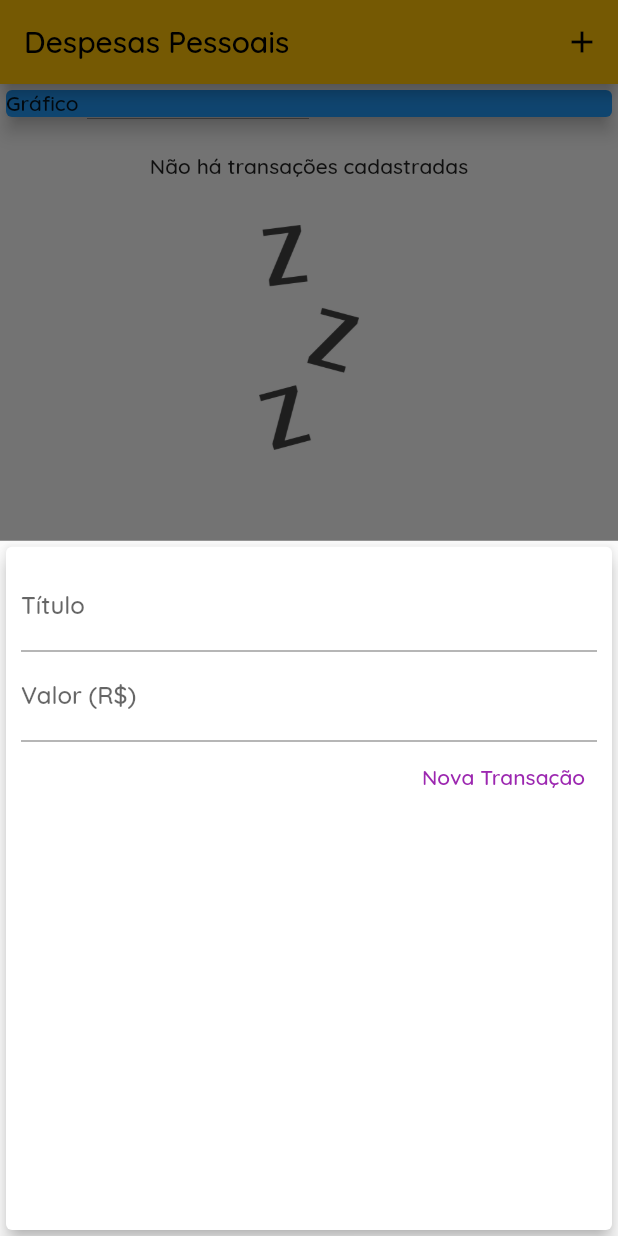
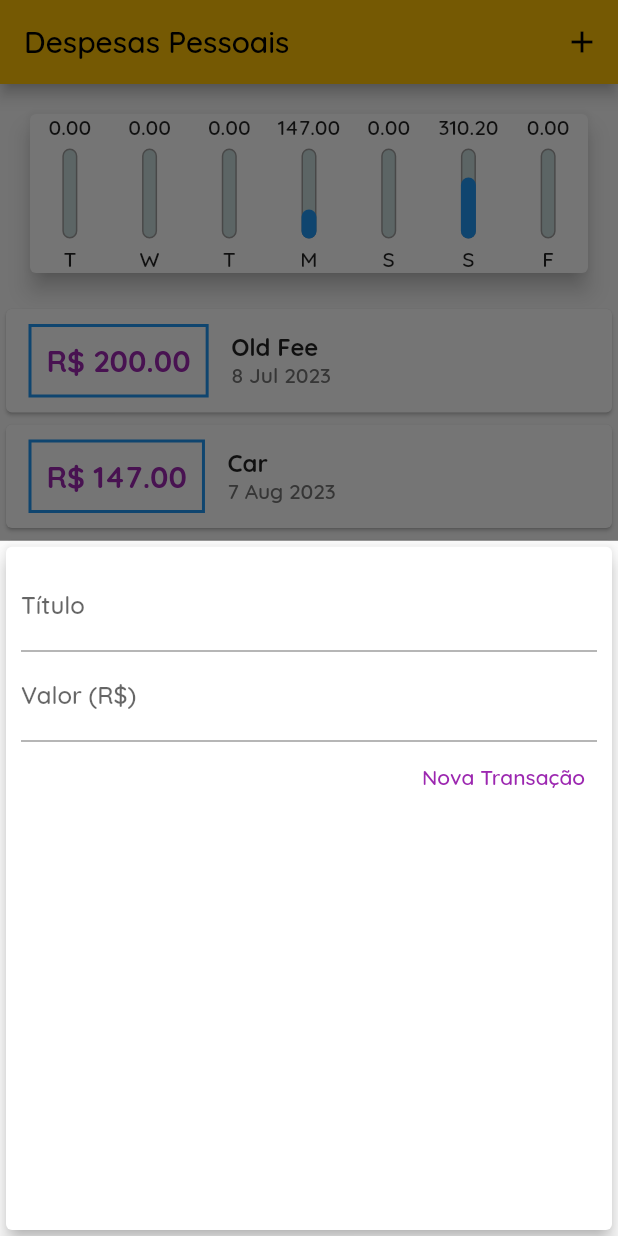
Before and after one commit to GabrielMerigo/expenses_app, a Flutter app: the screen it shows after launch, after a tap on the "add" icon, on a phone screen of 412 x 824 dp. Run offline on Flutter 3.47's test engine with Material 2 defaults, Android fonts, the phone set to English and light mode, and no system bars.

Commit message:
more accs

```diff
--- a/lib/components/Counter/counter.dart
+++ /dev/null
@@ -1,7 +0,0 @@
-class Counter {
-  int value = 0;
-
-  void increment() => value++;
-
-  void decrement() => value--;
-}
--- /dev/null
+++ b/lib/components/chart.dart
@@ -0,0 +1,62 @@
+import 'package:expenses/components/chart_bar.dart';
+import 'package:expenses/models/transaction.dart';
+import 'package:flutter/material.dart';
+import 'package:intl/intl.dart';
+
+class Chart extends StatelessWidget {
+  final List<Transaction> recentTransaction;
+
+  Chart(this.recentTransaction, {super.key});
+
+  List<Map<String, Object>> get groupedTransactions {
+    return List.generate(7, (index) {
+      final weekDay = DateTime.now().subtract(Duration(days: index));
+
+      double totalSum = 0.0;
+
+      for (var i = 0; i < recentTransaction.length; i++) {
+        bool sameDay = recentTransaction[i].date.day == weekDay.day;
+        bool sameMonth = recentTransaction[i].date.month == weekDay.month;
+        bool sameYear = recentTransaction[i].date.year == weekDay.year;
+
+        if (sameDay && sameMonth && sameYear) {
+          totalSum += recentTransaction[i].value;
+        }
+      }
+
+      return {
+        'day': DateFormat.E().format(weekDay)[0],
+        'value': totalSum,
+      };
+    });
+  }
+
+  double get _weekTotalValue {
+    return groupedTransactions.fold(0.0, (sum, tr) {
+      return sum + double.parse(tr['value'].toString());
+    });
+  }
+
+  @override
+  Widget build(BuildContext context) {
+    groupedTransactions;
+    return Card(
+      elevation: 6,
+      margin: EdgeInsets.all(20),
+      child: Row(
+        mainAxisAlignment: MainAxisAlignment.spaceAround,
+        children: groupedTransactions.map((transaction) {
+          return Flexible(
+            fit: FlexFit.tight,
+            child: ChartBar(
+              label: transaction['day'].toString(),
+              value: double.parse(transaction['value'].toString()),
+              percentage: double.parse(transaction['value'].toString()) /
+                  _weekTotalValue,
+            ),
+          );
+        }).toList(),
+      ),
+    );
+  }
+}
--- /dev/null
+++ b/lib/components/chart_bar.dart
@@ -0,0 +1,56 @@
+import 'package:flutter/material.dart';
+
+class ChartBar extends StatelessWidget {
+  final String label;
+  final double value;
+  final double percentage;
+
+  const ChartBar({
+    required this.label,
+    required this.value,
+    required this.percentage,
+    super.key,
+  });
+
+  @override
+  Widget build(BuildContext context) {
+    return Column(
+      children: <Widget>[
+        FittedBox(
+          child: Text(value.toStringAsFixed(2)),
+        ),
+        SizedBox(height: 5),
+        SizedBox(
+          height: 60,
+          width: 10,
+          child: Stack(
+            alignment: Alignment.bottomCenter,
+            children: <Widget>[
+              Container(
+                decoration: BoxDecoration(
+                  border: Border.all(
+                    color: Colors.grey,
+                    width: 1.0,
+                  ),
+                  color: Color.fromRGBO(200, 220, 220, 1),
+                  borderRadius: BorderRadius.circular(5),
+                ),
+              ),
+              FractionallySizedBox(
+                heightFactor: percentage,
+                child: Container(
+                  decoration: BoxDecoration(
+                    color: Theme.of(context).primaryColor,
+                    borderRadius: BorderRadius.circular(5),
+                  ),
+                ),
+              )
+            ],
+          ),
+        ),
+        SizedBox(height: 5),
+        Text(label)
+      ],
+    );
+  }
+}
--- a/lib/components/transaction_list.dart
+++ b/lib/components/transaction_list.dart
@@ -9,8 +9,7 @@ class TransactionList extends StatelessWidget {
 
   @override
   Widget build(BuildContext context) {
-    return Container(
-      height: 250, // PEGAR TELA TODA!!
+    return Expanded(
       child: transactions.isEmpty
           ? Column(
               children: [
@@ -31,7 +30,8 @@ class TransactionList extends StatelessWidget {
               itemBuilder: (ctx, index) {
                 final tr = transactions[index];
 
-                return Row(
+                return Card(
+                  child: Row(
                     children: <Widget>[
                       Container(
                         margin:
@@ -66,6 +66,7 @@ class TransactionList extends StatelessWidget {
                         ],
                       )
                     ],
+                  ),
                 );
               },
             ),
--- a/lib/main.dart
+++ b/lib/main.dart
@@ -1,5 +1,6 @@
 import 'dart:math';
 
+import 'package:expenses/components/chart.dart';
 import 'package:expenses/components/transaction_form.dart';
 import 'package:expenses/components/transaction_list.dart';
 import 'package:expenses/models/transaction.dart';
@@ -31,7 +32,34 @@ class MyHomePage extends StatefulWidget {
 }
 
 class _MyHomePageState extends State<MyHomePage> {
-  final List<Transaction> _transactions = [];
+  final List<Transaction> _transactions = [
+    Transaction(
+      id: 't1',
+      title: 'Old Fee',
+      date: DateTime.now().subtract(Duration(days: 33)),
+      value: 200.00,
+    ),
+    Transaction(
+      id: 't1',
+      title: 'Car',
+      date: DateTime.now().subtract(Duration(days: 3)),
+      value: 147,
+    ),
+    Transaction(
+      id: 't2',
+      title: 'Fees',
+      date: DateTime.now().subtract(Duration(days: 5)),
+      value: 310.20,
+    )
+  ];
+
+  List<Transaction> get _recentTransactions {
+    return _transactions.where((transaction) {
+      return transaction.date.isAfter(
+        DateTime.now().subtract(Duration(days: 7)),
+      );
+    }).toList();
+  }
 
   _addTransaction(String title, double value) {
     final newTransaction = Transaction(
@@ -73,14 +101,7 @@ class _MyHomePageState extends State<MyHomePage> {
       body: Container(
         child: Column(
           children: <Widget>[
-            Container(
-              width: double.infinity,
-              child: Card(
-                color: Colors.blue,
-                elevation: 5,
-                child: Text('Gráfico'),
-              ),
-            ),
+            Chart(_recentTransactions),
             TransactionList(_transactions),
           ],
         ),
```
Lines whose indentation alone changed are shown as unchanged.
